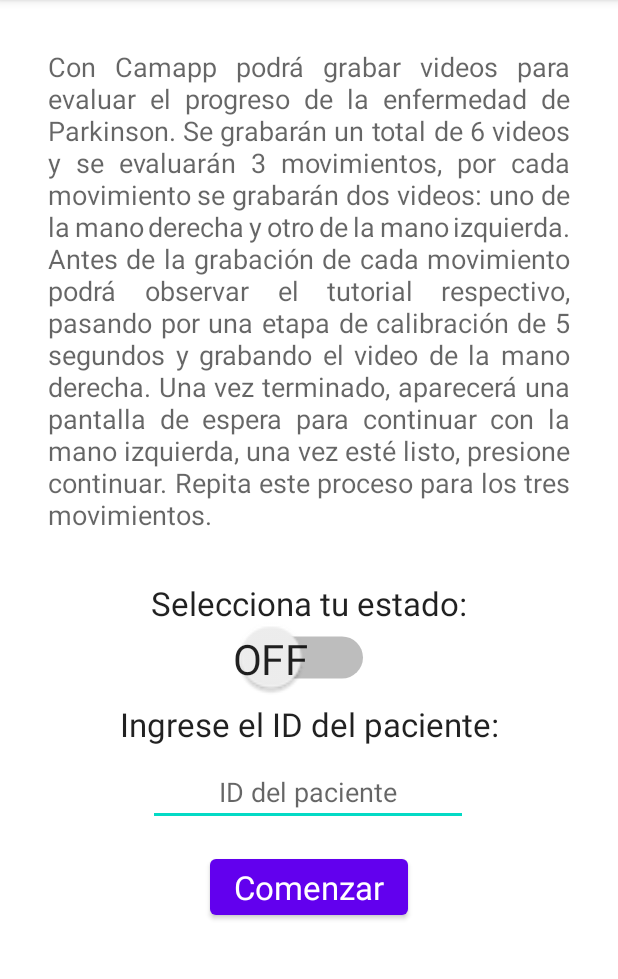
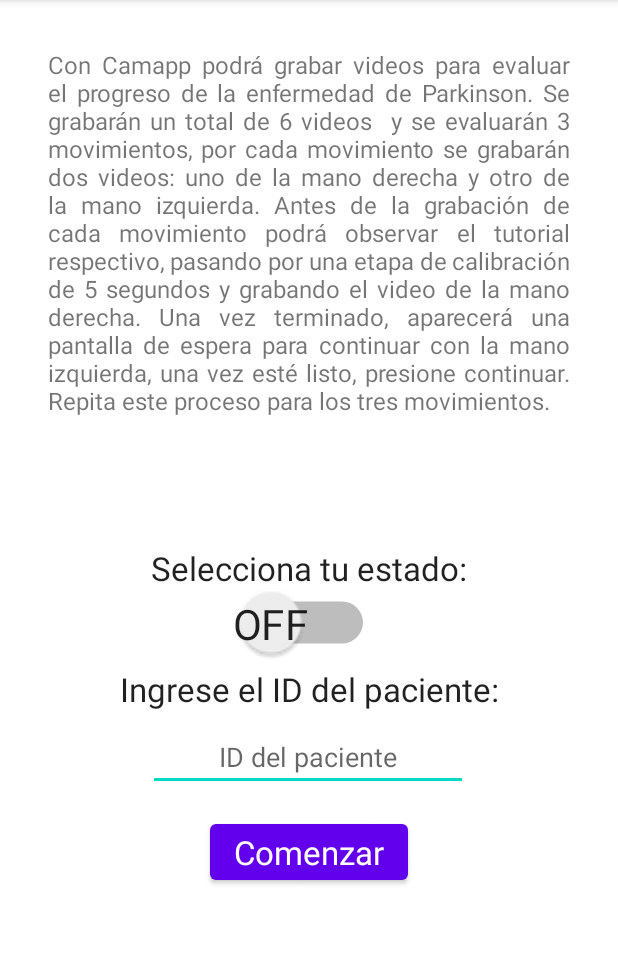
Before and after one commit to CamilaR20/Camera_android_app, an Android app: the InstructionsActivity screen opened directly, with no data from a screen before it, on a phone screen of 412 x 824 dp, the part 84-1063 px from its top. Run offline under Robolectric (Android 15) with nearby library versions, the phone set to English and light mode, and no system bars.

Commit message:
Text autosize.

```diff
--- a/app/src/main/res/layout/activity_instructions.xml
+++ b/app/src/main/res/layout/activity_instructions.xml
@@ -9,13 +9,16 @@
     <TextView
         android:id="@+id/textView3"
         android:layout_width="0dp"
-        android:layout_height="wrap_content"
+        android:layout_height="300dp"
         android:layout_marginStart="32dp"
         android:layout_marginTop="32dp"
         android:layout_marginEnd="32dp"
+        android:autoSizeMaxTextSize="100sp"
+        android:autoSizeMinTextSize="12sp"
+        android:autoSizeStepGranularity="2sp"
+        android:autoSizeTextType="uniform"
         android:justificationMode="inter_word"
         android:text="Con Camapp podrá grabar videos para evaluar el progreso de la enfermedad de Parkinson. Se grabarán un total de 6 videos  y se evaluarán 3 movimientos, por cada movimiento se grabarán dos videos: uno de la mano derecha y otro de la mano izquierda. Antes de la grabación de cada movimiento podrá observar el tutorial respectivo, pasando por una etapa de calibración de 5 segundos y grabando el video de la mano derecha. Una vez terminado, aparecerá una pantalla de espera para continuar con la mano izquierda, una vez esté listo, presione continuar. Repita este proceso para los tres movimientos."
-        android:textAppearance="@style/TextAppearance.AppCompat.Medium"
         app:layout_constraintEnd_toEndOf="parent"
         app:layout_constraintStart_toStartOf="parent"
         app:layout_constraintTop_toTopOf="parent" />
```
